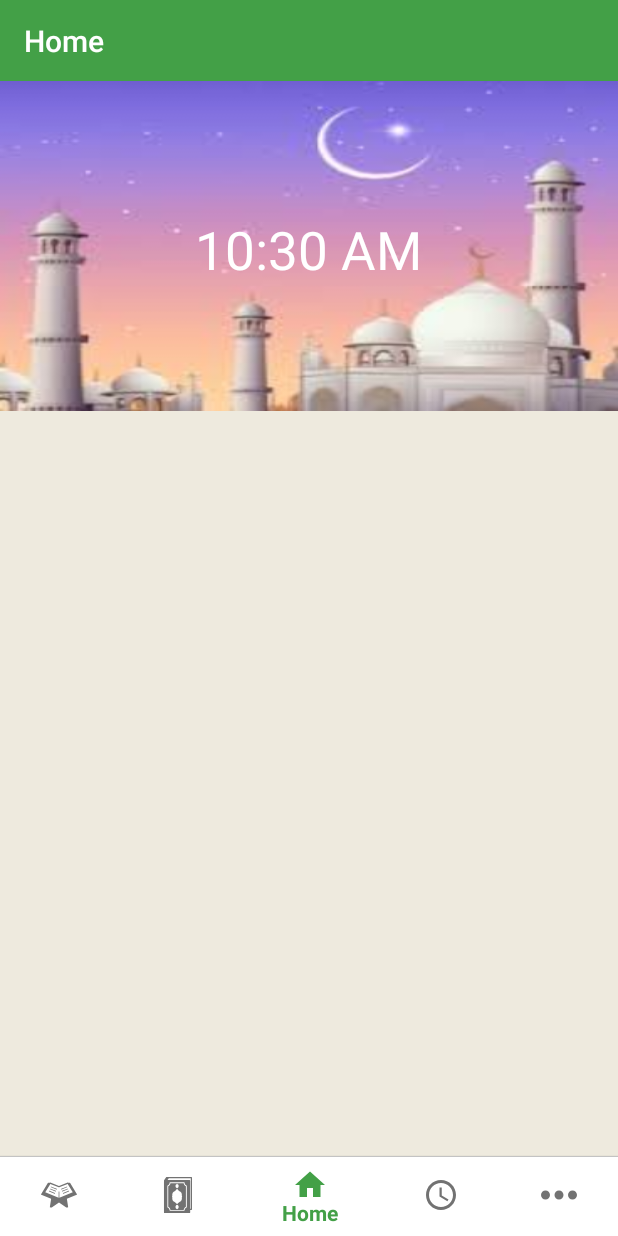
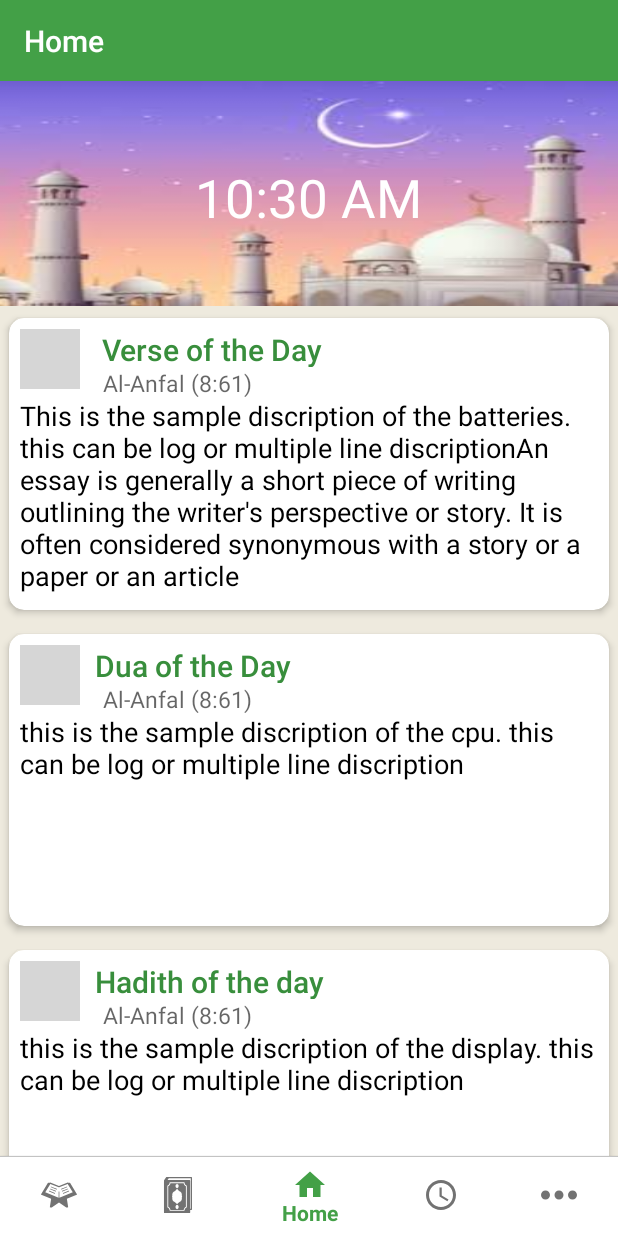
Before and after one commit to AtiqZaman/MuslimAsset, an Android app: the screen it shows after launch (ActivityHome), on a phone screen of 412 x 824 dp. Run offline under Robolectric (Android 15) with nearby library versions, the light colour scheme and no system bars; grey boxes are pictures that could not be loaded.

Commit message:
Recyclerview with cardlayout is added to home activity these cards show the verse, hadith, Allah name of the day.

```diff
--- a/app/build.gradle
+++ b/app/build.gradle
@@ -43,6 +43,7 @@ dependencies {
     implementation 'com.android.support:appcompat-v7:27.1.0'
     implementation 'com.android.support:design:27.1.0'
     implementation 'com.android.support:recyclerview-v7:27.1.0'
+    implementation 'com.android.support:cardview-v7:27.1.0'
     implementation 'com.readystatesoftware.sqliteasset:sqliteassethelper:+'
     implementation 'jp.wasabeef:recyclerview-animators:1.3.0'
     implementation 'com.bartoszlipinski.recyclerviewheader:library:1.2.0'
--- a/app/src/main/java/com/atiq/MuslimAsset/ActivityHome.java
+++ b/app/src/main/java/com/atiq/MuslimAsset/ActivityHome.java
@@ -5,14 +5,20 @@ import android.os.Bundle;
 import android.support.annotation.NonNull;
 import android.support.design.widget.BottomNavigationView;
 import android.support.v7.app.AppCompatActivity;
+import android.support.v7.widget.GridLayoutManager;
+import android.support.v7.widget.LinearLayoutManager;
+import android.support.v7.widget.RecyclerView;
 import android.support.v7.widget.Toolbar;
 import android.view.Menu;
 import android.view.MenuItem;
 import android.widget.RelativeLayout;
 
 
+import com.atiq.MuslimAsset.homeActivityFiles.Model;
+import com.atiq.MuslimAsset.homeActivityFiles.MyAdapter;
 import com.atiq.MuslimAsset.mainActivities.MainActivityQuran;
 
+import java.util.ArrayList;
 import java.util.Random;
 import java.util.Timer;
 import java.util.TimerTask;
@@ -22,6 +28,9 @@ public class ActivityHome extends AppCompatActivity {
 
 
     private RelativeLayout topWidgetLayout;
+
+    RecyclerView mRecyclerView;
+    MyAdapter myAdapter;
 
 
     @Override
@@ -42,7 +51,6 @@ public class ActivityHome extends AppCompatActivity {
         findViewById(R.id.digitalClock);
 
 
-
         // start random background images
 
         topWidgetLayout = (RelativeLayout) findViewById(R.id.topwidgetlayout);
@@ -52,8 +60,24 @@ public class ActivityHome extends AppCompatActivity {
 
         timerBackgroundImage.schedule(mt, 20000, 20000);
 
+        // End background random images
 
-        // End random images
+
+        //Start recyclerview with card code
+
+        //recyclerview
+        mRecyclerView = findViewById(R.id.recycler_view);
+
+        //set its proporties
+        mRecyclerView.setLayoutManager(new LinearLayoutManager(this)); //Linear Layout
+        //mRecyclerView.setLayoutManager(new GridLayoutManager(this, 2)); //Grid Layout // here 2 means 2 columns in each rows
+
+        //Adapter
+        myAdapter = new MyAdapter(this, getPlayers());
+        mRecyclerView.setAdapter(myAdapter);
+
+        //End recyclerview with card
+
 
         BottomNavigationView bottomNavigationView = (BottomNavigationView) findViewById(R.id.bottomNavView_Bar);
         BottomNavigationViewHelper.disableShiftMode(bottomNavigationView);
@@ -120,4 +144,42 @@ public class ActivityHome extends AppCompatActivity {
     //End remaining code of random background images
 
 
+
+    //Add models to array list
+    private ArrayList<Model> getPlayers () {
+        ArrayList<Model> models = new ArrayList<>();
+
+        Model p = new Model();
+        p.setTitle(" Verse of the Day ");
+        p.setDiscription("This is the sample discription of the batteries. this can be log or multiple line discription" +
+                "An essay is generally a short piece of writing outlining the writer's perspective or story. " +
+                "It is often considered synonymous with a story or a paper or an article");
+        p.setImg(R.drawable.reading_quran);
+        models.add(p);
+
+
+        p = new Model();
+        p.setTitle("Dua of the Day");
+        p.setDiscription("this is the sample discription of the cpu. this can be log or multiple line discription");
+        p.setImg(R.drawable.reading_quran);
+        models.add(p);
+
+        p = new Model();
+        p.setTitle("Hadith of the day");
+        p.setDiscription("this is the sample discription of the display. this can be log or multiple line discription");
+        p.setImg(R.drawable.reading_quran);
+        models.add(p);
+
+
+        p = new Model();
+        p.setTitle("Allah names");
+        p.setDiscription("this is the sample discription of the general. this can be log or multiple line discription");
+        p.setImg(R.drawable.reading_quran);
+        models.add(p);
+
+
+        return models;
+    }
+
+
 }
--- /dev/null
+++ b/app/src/main/java/com/atiq/MuslimAsset/homeActivityFiles/Model.java
@@ -0,0 +1,34 @@
+package com.atiq.MuslimAsset.homeActivityFiles;
+
+public class Model {
+
+    private String title, discription;
+    private int img;
+
+
+
+
+    public String getTitle() {
+        return title;
+    }
+
+    public void setTitle(String title) {
+        this.title = title;
+    }
+
+    public String getDiscription() {
+        return discription;
+    }
+
+    public void setDiscription(String discription) {
+        this.discription = discription;
+    }
+
+    public int getImg() {
+        return img;
+    }
+
+    public void setImg(int img) {
+        this.img = img;
+    }
+}
--- /dev/null
+++ b/app/src/main/java/com/atiq/MuslimAsset/homeActivityFiles/MyAdapter.java
@@ -0,0 +1,54 @@
+package com.atiq.MuslimAsset.homeActivityFiles;
+
+import android.content.Context;
+import android.support.annotation.NonNull;
+import android.support.v7.widget.RecyclerView;
+import android.view.LayoutInflater;
+import android.view.View;
+import android.view.ViewGroup;
+import android.view.animation.Animation;
+import android.view.animation.AnimationUtils;
+
+import com.atiq.MuslimAsset.R;
+
+import java.util.ArrayList;
+
+public class MyAdapter extends RecyclerView.Adapter<MyHolder> {
+
+    Context c;
+    ArrayList<Model> models;
+
+    public MyAdapter(Context c, ArrayList<Model> models) {
+        this.c = c;
+        this.models = models;
+    }
+
+    @NonNull
+    @Override
+    public MyHolder onCreateViewHolder(@NonNull ViewGroup parent, int viewType) {
+
+        //Convert xml to view obj
+        View v = LayoutInflater.from(parent.getContext()).inflate(R.layout.model, null);
+        return new MyHolder(v);
+    }
+
+    @Override
+    public void onBindViewHolder(@NonNull MyHolder holder, int position) {
+
+
+        holder.mTitleTv.setText(models.get(position).getTitle());
+        holder.mDescrTv.setText(models.get(position).getDiscription());
+        holder.mImageIv.setImageResource(models.get(position).getImg());
+
+        //Animation
+        Animation animation = AnimationUtils.loadAnimation(c, android.R.anim.slide_in_left);
+        holder.itemView.startAnimation(animation);
+
+
+    }
+
+    @Override
+    public int getItemCount() {
+        return models.size();
+    }
+}
--- /dev/null
+++ b/app/src/main/java/com/atiq/MuslimAsset/homeActivityFiles/MyHolder.java
@@ -0,0 +1,24 @@
+package com.atiq.MuslimAsset.homeActivityFiles;
+
+import android.support.annotation.NonNull;
+import android.support.v7.widget.RecyclerView;
+import android.view.View;
+import android.widget.ImageView;
+import android.widget.TextView;
+
+import com.atiq.MuslimAsset.R;
+
+public class MyHolder extends RecyclerView.ViewHolder {
+
+    //Views
+    ImageView mImageIv;
+    TextView mTitleTv, mDescrTv;
+
+
+    public MyHolder(@NonNull View itemView) {
+        super(itemView);
+        this.mImageIv = itemView.findViewById(R.id.modelImageIv);
+        this.mTitleTv = itemView.findViewById(R.id.heading);
+        this.mDescrTv = itemView.findViewById(R.id.modelDescrTv);
+    }
+}
--- a/app/src/main/res/layout/activity_home.xml
+++ b/app/src/main/res/layout/activity_home.xml
@@ -29,12 +29,10 @@
 
 
         </RelativeLayout>
-
-
         <RelativeLayout
             android:id="@+id/topwidgetlayout"
             android:layout_width="match_parent"
-            android:layout_height="220dp"
+            android:layout_height="150dp"
             android:gravity="center"
             android:layout_below="@id/relLayoutTopBar"
             android:orientation="vertical"
@@ -52,7 +50,20 @@
 
         </RelativeLayout>
 
+        <LinearLayout
+            android:id="@+id/recyclerViewCards"
+            android:layout_below="@id/topwidgetlayout"
+            android:orientation="vertical"
+            android:layout_width="match_parent"
+            android:layout_height="match_parent">
 
+            <android.support.v7.widget.RecyclerView
+                android:id="@+id/recycler_view"
+                android:layout_width="match_parent"
+                android:layout_height="wrap_content">
+
+            </android.support.v7.widget.RecyclerView>
+        </LinearLayout>
 
 
 
--- /dev/null
+++ b/app/src/main/res/layout/model.xml
@@ -0,0 +1,60 @@
+<?xml version="1.0" encoding="utf-8"?>
+<android.support.v7.widget.CardView
+    xmlns:android="http://schemas.android.com/apk/res/android"
+    android:layout_width="match_parent"
+    android:layout_height="match_parent"
+    xmlns:app="http://schemas.android.com/apk/res-auto"
+    app:cardCornerRadius="10dp"
+    app:cardElevation="3dp"
+    app:cardUseCompatPadding="true">
+
+
+    <RelativeLayout
+        android:id="@+id/oneBlock"
+        android:layout_width="match_parent"
+        android:layout_height="180dp"
+        android:layout_margin="7dp">
+
+
+        <ImageView
+            android:id="@+id/modelImageIv"
+            android:layout_width="40dp"
+            android:layout_height="40dp"
+            android:src="@color/primaryColorDark"/>
+        <TextView
+            android:id="@+id/heading"
+            style="@style/Base.TextAppearance.AppCompat.Title"
+            android:text="Verse of the Day"
+            android:textColor="@color/primaryColorDark"
+            android:layout_width="match_parent"
+            android:layout_height="25dp"
+            android:layout_alignLeft="@+id/modelImageIv"
+            android:paddingLeft="50dp"/>
+
+        <TextView
+            android:id="@+id/subHeading"
+            style="@style/Base.TextAppearance.AppCompat.Caption"
+            android:textSize="15sp"
+            android:hint="Al-Anfal (8:61)"
+            android:layout_below="@id/heading"
+            android:layout_width="match_parent"
+            android:layout_height="20dp"
+            android:layout_alignLeft="@+id/modelImageIv"
+            android:paddingLeft="55dp"/>
+
+
+        <TextView
+            android:id="@+id/modelDescrTv"
+            android:text="Sample description...... "
+            android:paddingTop="5dp"
+            android:textColor="#000"
+            android:textSize="18sp"
+            android:layout_below="@id/modelImageIv"
+            android:layout_width="match_parent"
+            android:layout_height="wrap_content" />
+    </RelativeLayout>
+
+
+
+
+</android.support.v7.widget.CardView>
```
